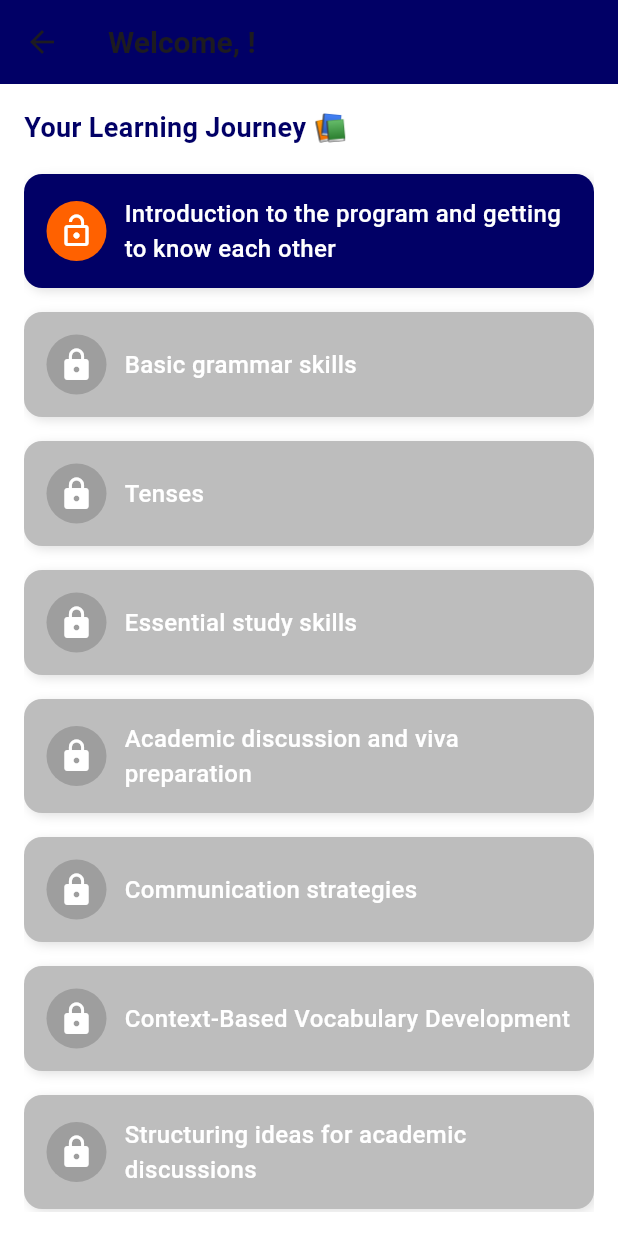
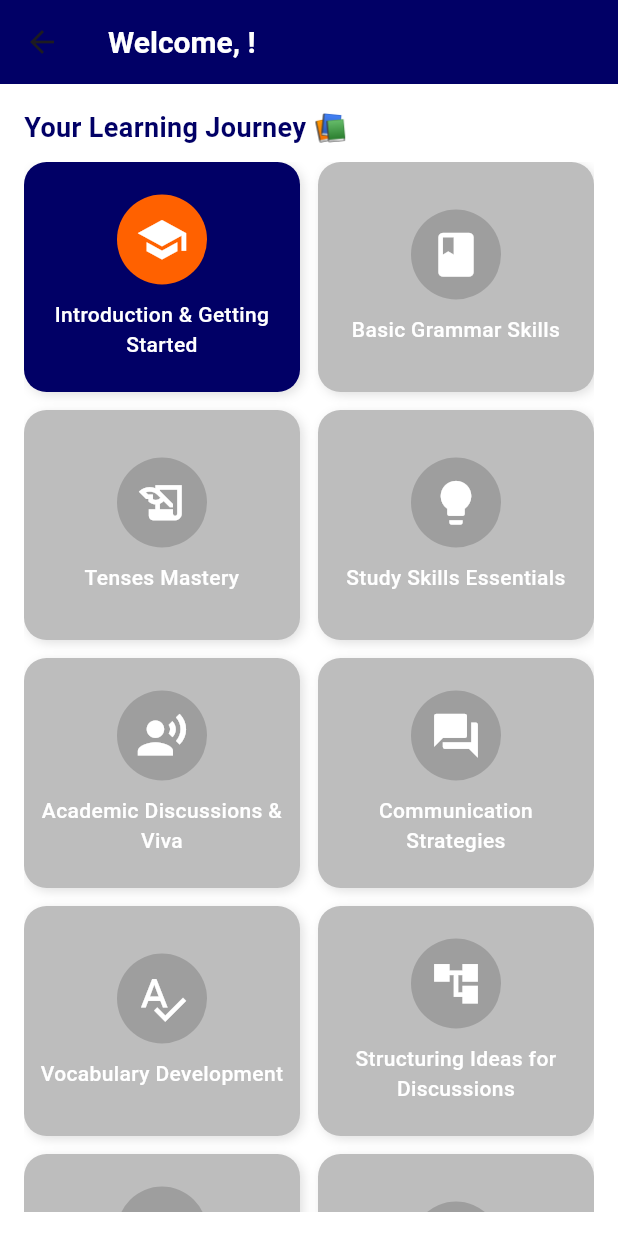
Before and after one commit to thakshilaCodes/Effective_Academic_Communication, a Flutter app: the HomeScreen screen opened by its route, on a phone screen of 412 x 824 dp. Run offline on Flutter 3.47's test engine with Material 3 defaults, Android fonts, the light colour scheme and no system bars; our stand-ins replace flutter_tts, get_storage, smooth_page_indicator, youtube_player_flutter; accounts and stored records are empty.

Commit message:
Commit 2025/04/01

```diff
--- a/lib/homescreen.dart
+++ b/lib/homescreen.dart
@@ -1,13 +1,12 @@
-import 'package:eng_app_2/practice_activity_screen_1.dart';
-import 'package:eng_app_2/pre_class_activity_screen.dart';
-import 'package:eng_app_2/quiz_screen.dart';
-import 'package:eng_app_2/summary_screen.dart';
 import 'package:flutter/material.dart';
 import 'package:get_storage/get_storage.dart';
+import 'introduction_screen.dart';
+import 'pre_class_activity_screen.dart';
+import 'instructions_screen.dart';
+import 'practice_activity_screen_1.dart';
+import 'quiz_screen.dart';
 import 'in_class_activity_screen.dart';
-import 'instructions_screen.dart';
-import 'introduction_screen.dart'; // import your screens for each unit
-// Add imports for other unit screens here...
+import 'summary_screen.dart';
 
 class HomeScreen extends StatefulWidget {
   final String username;
@@ -20,26 +19,38 @@ class HomeScreen extends StatefulWidget {
 class _HomeScreenState extends State<HomeScreen> {
   final box = GetStorage();
 
-  // List of unit topics
   final List<String> unitTitles = [
-    "Introduction to the program and getting to know each other",
-    "Basic grammar skills",
-    "Tenses",
-    "Essential study skills",
-    "Academic discussion and viva preparation",
-    "Communication strategies",
-    "Context-Based Vocabulary Development",
-    "Structuring ideas for academic discussions",
-    "Making academic presentations",
-    "Enhancing coherence and logical flow",
-    "Mastering Oral Exams & Viva Voce",
-    "Reflection and self-improvement in academic communication"
+    "Introduction & Getting Started",
+    "Basic Grammar Skills",
+    "Tenses Mastery",
+    "Study Skills Essentials",
+    "Academic Discussions & Viva",
+    "Communication Strategies",
+    "Vocabulary Development",
+    "Structuring Ideas for Discussions",
+    "Effective Academic Presentations",
+    "Logical Flow & Coherence",
+    "Mastering Oral Exams & Viva",
+    "Reflection & Self-Improvement"
   ];
 
-  // List to track which units are unlocked
+  final List<IconData> unitIcons = [
+    Icons.school,
+    Icons.book,
+    Icons.history_edu,
+    Icons.lightbulb,
+    Icons.record_voice_over,
+    Icons.forum,
+    Icons.spellcheck,
+    Icons.account_tree,
+    Icons.present_to_all,
+    Icons.timeline,
+    Icons.mic,
+    Icons.assessment,
+  ];
+
   List<bool> unitUnlocked = List.generate(12, (index) => index == 0);
 
-  // Function to unlock next unit
   void _unlockNextUnit(int index) {
     if (index < 11) {
       setState(() {
@@ -48,55 +59,52 @@ class _HomeScreenState extends State<HomeScreen> {
     }
   }
 
-  // Function to navigate to the respective unit screen
   void _navigateToUnit(int index) {
     if (unitUnlocked[index]) {
-      // Navigate based on the index
       Widget screen;
       switch (index) {
         case 0:
-          screen = IntroductionScreen(unitIndex:index);
+          screen = IntroductionScreen(unitIndex: index);
           break;
         case 1:
-          screen = PreClassActivityScreen(unitIndex: index,);
+          screen = PreClassActivityScreen(unitIndex: index);
           break;
         case 2:
-          screen = InstructionsScreen(unitIndex: index,);
+          screen = InstructionsScreen(unitIndex: index);
           break;
         case 3:
-          screen = PracticeActivityScreen(unitIndex: index,);
+          screen = PracticeActivityScreen(unitIndex: index);
           break;
         case 4:
-          screen = QuizScreen(unitIndex: index,);
+          screen = QuizScreen(unitIndex: index);
           break;
         case 5:
-          screen = InClassActivityScreen(unitIndex: index,);
+          screen = InClassActivityScreen(unitIndex: index);
           break;
         case 6:
-          screen = SummaryScreen(unitIndex: index,);
+          screen = SummaryScreen(unitIndex: index);
           break;
-      // Add more cases for each unit
         default:
-          screen = IntroductionScreen(unitIndex:index); // Default screen
+          screen = IntroductionScreen(unitIndex: index);
       }
       Navigator.push(
         context,
         MaterialPageRoute(builder: (context) => screen),
       );
-      _unlockNextUnit(index); // Unlock the next unit after opening
+      _unlockNextUnit(index);
     }
   }
 
   @override
   Widget build(BuildContext context) {
     return Scaffold(
-      backgroundColor: Colors.white, // Background color
+      backgroundColor: Colors.white,
       appBar: AppBar(
         title: Text(
           "Welcome, ${widget.username}!",
-          style: TextStyle(fontSize: 20, fontWeight: FontWeight.bold),
+          style: TextStyle(fontSize: 20, fontWeight: FontWeight.bold, color: Colors.white),
         ),
-        backgroundColor: Color(0xFF010066), // Deep Blue
+        backgroundColor: Color(0xFF010066),
         elevation: 0,
       ),
       body: Padding(
@@ -104,55 +112,52 @@ class _HomeScreenState extends State<HomeScreen> {
         child: Column(
           crossAxisAlignment: CrossAxisAlignment.start,
           children: [
-            // Welcome text
             Text(
               "Your Learning Journey 📚",
-              style: TextStyle(
-                fontSize: 18,
-                fontWeight: FontWeight.w600,
-                color: Color(0xFF010066),
-              ),
+              style: TextStyle(fontSize: 18, fontWeight: FontWeight.w600, color: Color(0xFF010066)),
             ),
             SizedBox(height: 10),
-
-            // Scrollable List of Units
             Expanded(
-              child: ListView.builder(
+              child: GridView.builder(
+                gridDelegate: SliverGridDelegateWithFixedCrossAxisCount(
+                  crossAxisCount: 2,
+                  crossAxisSpacing: 12,
+                  mainAxisSpacing: 12,
+                  childAspectRatio: 1.2,
+                ),
                 itemCount: unitTitles.length,
                 itemBuilder: (context, index) {
                   return GestureDetector(
                     onTap: () => _navigateToUnit(index),
                     child: Container(
-                      margin: EdgeInsets.symmetric(vertical: 8),
-                      padding: EdgeInsets.all(15),
                       decoration: BoxDecoration(
                         color: unitUnlocked[index] ? Color(0xFF010066) : Colors.grey.shade400,
-                        borderRadius: BorderRadius.circular(12),
+                        borderRadius: BorderRadius.circular(15),
                         boxShadow: [
-                          BoxShadow(
-                            color: Colors.black12,
-                            blurRadius: 5,
-                            offset: Offset(2, 2),
-                          )
+                          BoxShadow(color: Colors.black12, blurRadius: 5, offset: Offset(2, 2)),
                         ],
                       ),
-                      child: Row(
+                      child: Column(
+                        mainAxisAlignment: MainAxisAlignment.center,
                         children: [
                           CircleAvatar(
-                            radius: 20,
+                            radius: 30,
                             backgroundColor: unitUnlocked[index] ? Color(0xFFFF6100) : Colors.grey,
                             child: Icon(
-                              unitUnlocked[index] ? Icons.lock_open : Icons.lock,
+                              unitIcons[index],
+                              size: 35,
                               color: Colors.white,
                             ),
                           ),
-                          SizedBox(width: 12),
-                          Expanded(
+                          SizedBox(height: 10),
+                          Padding(
+                            padding: const EdgeInsets.symmetric(horizontal: 8.0),
                             child: Text(
                               unitTitles[index],
+                              textAlign: TextAlign.center,
                               style: TextStyle(
                                 color: Colors.white,
-                                fontSize: 16,
+                                fontSize: 14,
                                 fontWeight: FontWeight.w500,
                               ),
                             ),
--- a/lib/in_class_activity_screen.dart
+++ b/lib/in_class_activity_screen.dart
@@ -18,9 +18,10 @@ class _InClassActivityScreenState extends State<InClassActivityScreen> {
 
     return Scaffold(
       appBar: AppBar(
-        title: Text("In-Class Activity"),
+        title: Text("In-Class Activity", style: TextStyle(fontWeight: FontWeight.bold, color: Colors.white,)),
         backgroundColor: Color(0xFF010066), // AppBar color
         centerTitle: true,
+
       ),
       body: Container(
         color: Colors.white, // Background color of the screen
--- a/lib/models/unit_data.dart
+++ b/lib/models/unit_data.dart
@@ -17,18 +17,23 @@ Now, let’s discuss the structure of the course.
 
 
 Step 1 – Introduce yourself in 3-4 sentences, including your name, academic background, interests, and life goals. Keep it simple!
+
 Step 2 – Use ChatGPT to ask for feedback on your introduction. Then, let the AI tool generate a sample introduction.
+
 Step 3 – Practice your self-introduction again and check for grammar errors and clarity using Grammarly (free version available).
+
 Step 4 – Write your self-introduction in the given space so we can get to know you!
     """,
     submissionLink: "https://courseweb.sliit.lk/upload1",
-    practiceActivityDescription1: """"
+    practiceActivityDescription1: """
     After watching the brief recorded session, we hope you receive a good understanding of how you introduce yourself in different ways. Now, it’s time to do an individual activity to practice what you learnt. You can simply follow the steps given.
     """,
     practiceActivity: """
 
 • Step 1: Record a 30-second video or audio introducing yourself.
+
 • Step 2: Use Speechify or NaturalReader to listen to your introduction and check your pronunciation.
+
 • Step 3: Upload your final recording to the given submission link.
     """,
 
@@ -52,16 +57,16 @@ By now, you should have a basic idea of what we will discuss in the first lesson
     ],
     quizOptions: [
       [
-        "A) Hey, what's up?",
-        "B) Hi, I'm Sahan. I specialize in software engineering.",
-        "C) Yo, call me Sanz!",
-        "D) Guess who I am?"
+        "1) Hey, what's up?",
+        "2) Hi, I'm Sahan. I specialize in software engineering.",
+        "3) Yo, call me Sanz!",
+        "4) Guess who I am?"
       ],
       [
-        "A) Hey there!",
-        "B) Good morning, Ms. Kulasekara.",
-        "C) What's up?",
-        "D) Yo dude!"
+        "1) Hey there!",
+        "2) Good morning, Ms. Kulasekara.",
+        "3) What's up?",
+        "4) Yo dude!"
       ],
     ],
     correctAnswers: [1, 1],
--- a/lib/pre_class_activity_screen.dart
+++ b/lib/pre_class_activity_screen.dart
@@ -31,7 +31,7 @@ class _PreClassActivityScreenState extends State<PreClassActivityScreen> {
 
     return Scaffold(
       appBar: AppBar(
-        title: Text("Pre-Class Activity"),
+        title: Text("Pre-Class Activity", style: TextStyle(fontWeight: FontWeight.bold, color: Colors.white,)),
         backgroundColor: Color(0xFF010066),
       ),
       body: SingleChildScrollView(
--- a/lib/summary_screen.dart
+++ b/lib/summary_screen.dart
@@ -20,7 +20,7 @@ class SummaryScreen extends StatelessWidget {
 
     return Scaffold(
       appBar: AppBar(
-        title: Text("Lesson Summary"),
+        title: Text("Lesson Summary", style: TextStyle(fontWeight: FontWeight.bold, color: Colors.white,)),
         backgroundColor: Color(0xFF010066), // Color for app bar
         centerTitle: true,
       ),
--- a/pubspec.yaml
+++ b/pubspec.yaml
@@ -35,13 +35,13 @@ dependencies:
   # The following adds the Cupertino Icons font to your application.
   # Use with the CupertinoIcons class for iOS style icons.
   cupertino_icons: ^1.0.8
-  flutter_native_splash: ^2.4.4
   smooth_page_indicator: ^1.2.1
   get_storage: ^2.1.1
   flutter_tts: ^4.2.2
   webview_flutter: ^4.10.0
   youtube_player_flutter: ^9.1.1
   animated_text_kit: ^4.2.3
+  flutter_native_splash: ^2.4.4
 
 dev_dependencies:
   flutter_test:
@@ -68,6 +68,8 @@ flutter:
      - assets/logo.png
      - assets/onboarding/ob1.jpg
      - assets/onboarding/ob2.jpg
+     - assets/onboarding/ob5.png
+     - assets/BlackLogo.png
 
   # An image asset can refer to one or more resolution-specific "variants", see
   # https://flutter.dev/to/resolution-aware-images
```
Also changed, not shown: lib/instructions_screen.dart (+12 -26 lines), lib/introduction_screen.dart (+25 -67 lines), lib/onboarding_screen.dart (+5 -5 lines), lib/practice_activity_screen_1.dart (+25 -18 lines), lib/practice_activity_screen_2.dart (+35 -13 lines), lib/quiz_screen.dart (+51 -31 lines), native_splash.yaml (+5 -5 lines), assets/BlackLogo.png (added), assets/logoNew.png (added), assets/onboarding/ob3.jpeg (renamed from assets/onboarding/ob3.jpg), 30 other files.
